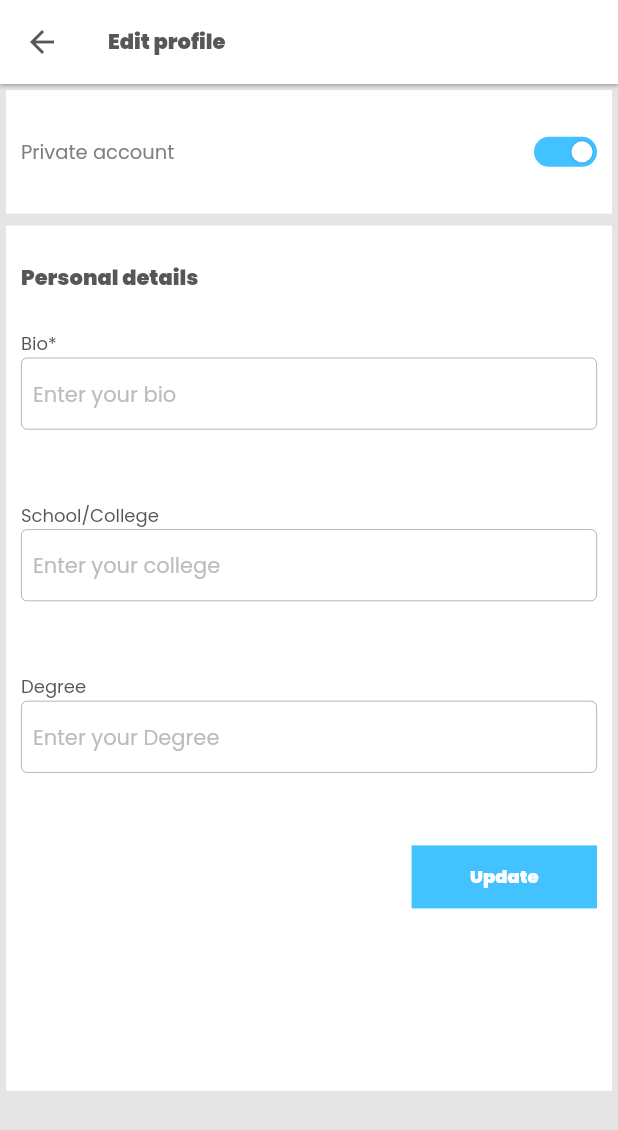
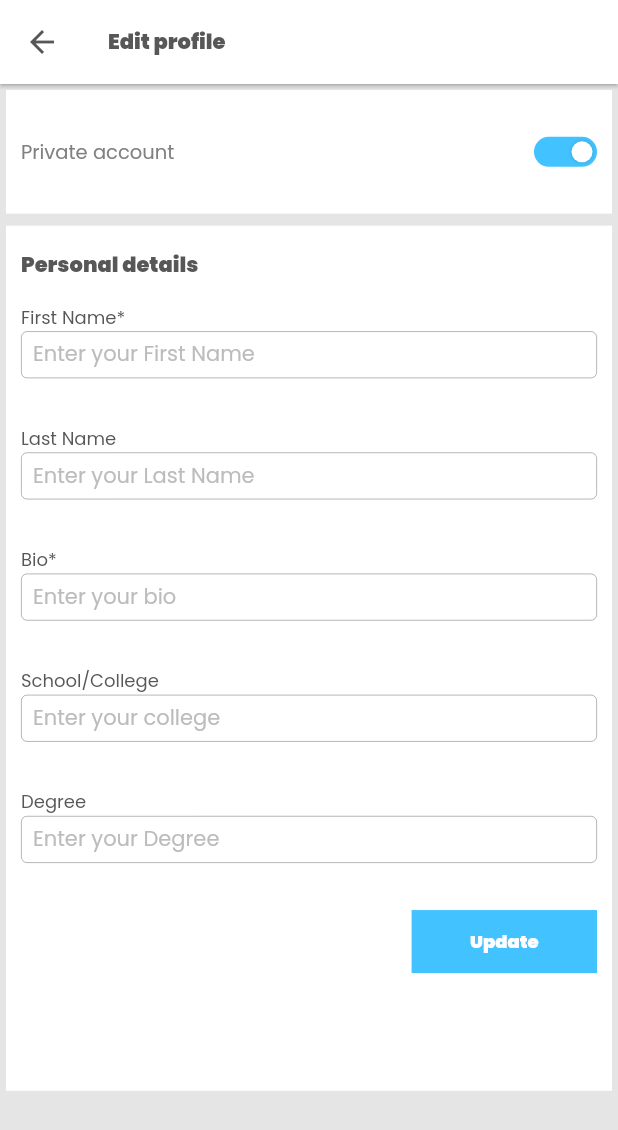
Before and after one commit to vaibhavkhulbe/Crystull, a Flutter app: the EditProfileScreen screen opened directly with empty values, on a phone screen of 412 x 824 dp. Shown: the top 1130 px of the screen. Run offline on Flutter 3.47's test engine with Material 2 defaults, Android fonts, the phone set to English and light mode, and no system bars; our stand-ins replace carousel_slider, cloud_firestore, country_code_picker, firebase_auth, firebase_core, firebase_storage and 8 more; missing offline and left inert: email_auth, flutter_facebook_auth; accounts and stored records are empty; project files that could hold a hidden picture were left out.

Commit message:
Name update

```diff
--- a/lib/screens/edit_profile.dart
+++ b/lib/screens/edit_profile.dart
@@ -17,6 +17,8 @@ class EditProfileScreen extends StatefulWidget {
 }
 
 class _EditProfileScreenState extends State<EditProfileScreen> {
+  final TextEditingController _firstNameController = TextEditingController();
+  final TextEditingController _lastNameController = TextEditingController();
   final TextEditingController _bioController = TextEditingController();
   final TextEditingController _collegeController = TextEditingController();
   final TextEditingController _degreeController = TextEditingController();
@@ -25,6 +27,8 @@ class _EditProfileScreenState extends State<EditProfileScreen> {
   @override
   void initState() {
     super.initState();
+    _firstNameController.text = widget.user.firstName;
+    _lastNameController.text = widget.user.lastName;
     _bioController.text = widget.user.bio;
     _collegeController.text = widget.user.college;
     _degreeController.text = widget.user.degree;
@@ -33,6 +37,8 @@ class _EditProfileScreenState extends State<EditProfileScreen> {
   @override
   void dispose() {
     super.dispose();
+    _firstNameController.dispose();
+    _lastNameController.dispose();
     _bioController.dispose();
     _collegeController.dispose();
     _degreeController.dispose();
@@ -43,10 +49,15 @@ class _EditProfileScreenState extends State<EditProfileScreen> {
     if (_bioController.text.isEmpty) {
       _nullCheck.add("Please add your Bio");
     }
+    if (_firstNameController.text.isEmpty) {
+      _nullCheck.add("Please add your first name");
+    }
     return _nullCheck;
   }
 
   updateUser() async {
+    widget.user.firstName = _firstNameController.text;
+    widget.user.lastName = _lastNameController.text;
     widget.user.bio = _bioController.text;
     widget.user.college = _collegeController.text;
     widget.user.degree = _degreeController.text;
@@ -175,6 +186,44 @@ class _EditProfileScreenState extends State<EditProfileScreen> {
                       ),
                     ),
                     const Spacer(flex: 1),
+
+                    // First name text box
+                    const Text(
+                      "First Name*",
+                      style: TextStyle(
+                        fontFamily: "Poppins",
+                        fontSize: 12,
+                        height: 1.5,
+                        fontWeight: FontWeight.w400,
+                        color: color575757,
+                      ),
+                    ),
+                    TextFieldInput(
+                      textEditingController: _firstNameController,
+                      hintText: "Enter your First Name",
+                      textInputType: TextInputType.text,
+                    ),
+
+                    const Spacer(flex: 2),
+
+                    // Last name text box
+                    const Text(
+                      "Last Name",
+                      style: TextStyle(
+                        fontFamily: "Poppins",
+                        fontSize: 12,
+                        height: 1.5,
+                        fontWeight: FontWeight.w400,
+                        color: color575757,
+                      ),
+                    ),
+                    TextFieldInput(
+                      textEditingController: _lastNameController,
+                      hintText: "Enter your Last Name",
+                      textInputType: TextInputType.text,
+                    ),
+
+                    const Spacer(flex: 2),
                     // Bio text box
                     const Text(
                       "Bio*",
--- a/lib/screens/home_screen.dart
+++ b/lib/screens/home_screen.dart
@@ -1,5 +1,4 @@
 import 'package:carousel_slider/carousel_slider.dart';
-import 'package:crystull/providers/user_provider.dart';
 import 'package:crystull/resources/auth_methods.dart';
 import 'package:crystull/resources/drawer_list.dart';
 import 'package:crystull/resources/models/signup.dart';
@@ -10,7 +9,6 @@ import 'package:crystull/utils/colors.dart';
 import 'package:crystull/utils/utils.dart';
 import 'package:flutter/material.dart';
 import 'package:flutter_svg/svg.dart';
-import 'package:provider/provider.dart';
 
 class HomeScreen extends StatefulWidget {
   CrystullUser user;
```
Also changed, not shown: lib/resources/auth_methods.dart (+18 -0 lines), lib/screens/activities_screen.dart (+25 -3 lines), lib/screens/notifications_detail_screen.dart (+10 -3 lines), lib/screens/notifications_screen.dart (+16 -3 lines), lib/screens/profile_screen.dart (+8 -3 lines), lib/screens/search_screen.dart (+4 -3 lines).
